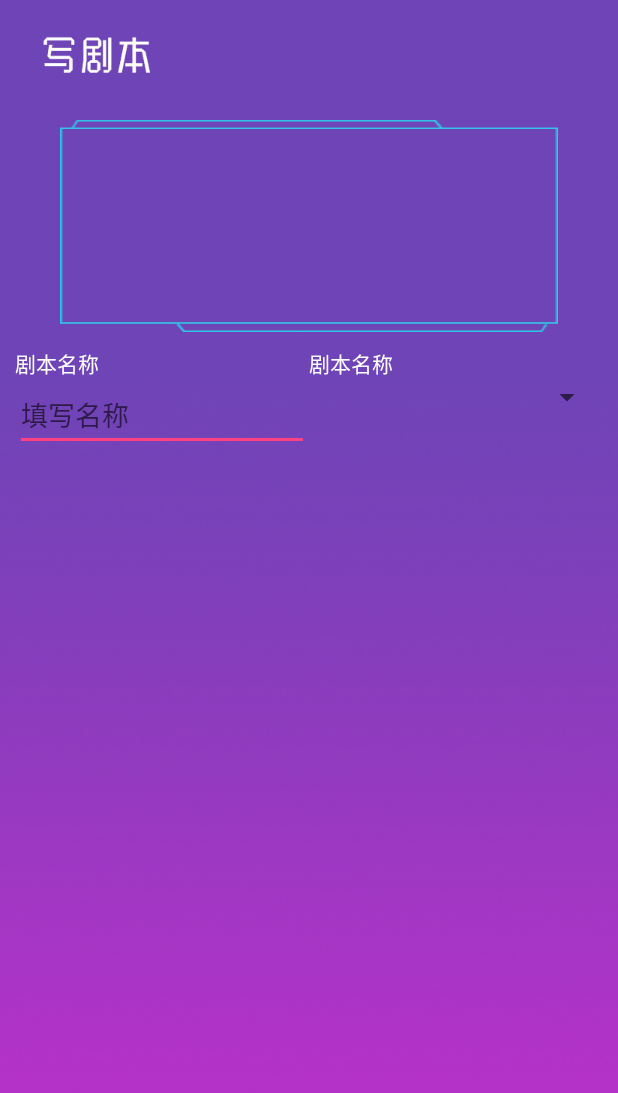
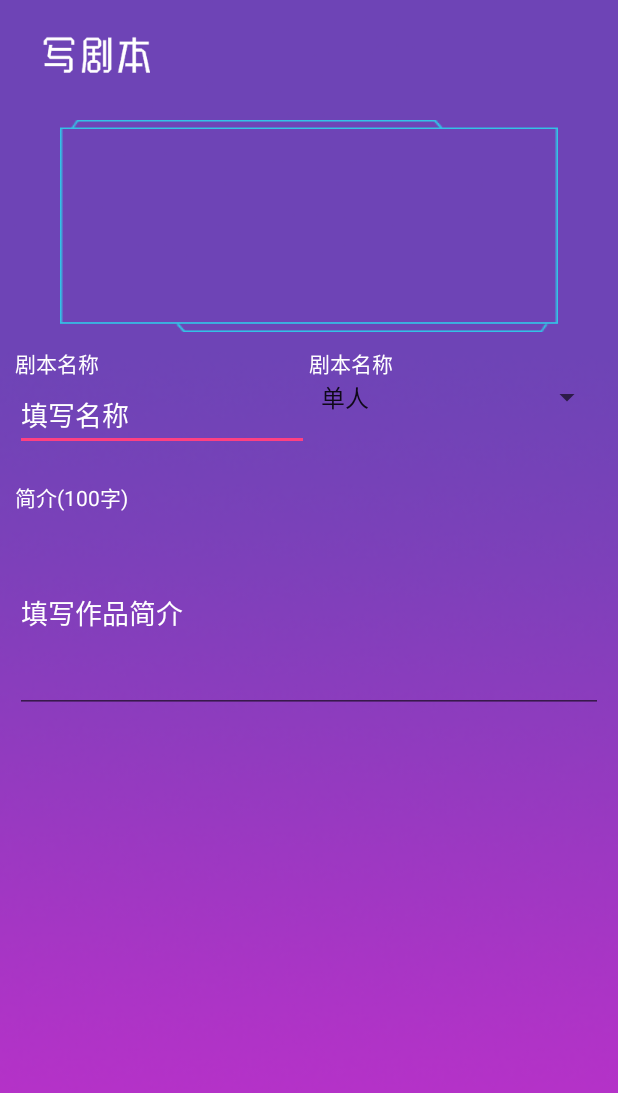
Before and after one commit to respectupper/android, an Android app: the SimpleFragment screen opened directly, with no data from a screen before it, on a phone screen of 412 x 824 dp. Shown: the top 1093 px of the screen. Run offline under Robolectric (Android 15) with nearby library versions, the phone set to English and light mode, and no system bars; our stand-ins replace ButterKnife, CircleImageView; libraries missing offline, so code that uses them is left out: rx.functions; 4 statements that could not run were skipped.

Commit message:
写剧本一级雏形

```diff
--- a/app/src/main/java/com/hhtxproject/piafriendscollege/NavFragment/WriteScript/fragment/SimpleFragment.java
+++ b/app/src/main/java/com/hhtxproject/piafriendscollege/NavFragment/WriteScript/fragment/SimpleFragment.java
@@ -4,23 +4,14 @@ package com.hhtxproject.piafriendscollege.NavFragment.WriteScript.fragment;
 import android.os.Bundle;
 import android.support.annotation.Nullable;
 import android.support.v4.app.Fragment;
-import android.text.Editable;
-import android.text.TextUtils;
-import android.text.TextWatcher;
 import android.view.LayoutInflater;
-import android.view.MotionEvent;
 import android.view.View;
 import android.view.ViewGroup;
-import android.view.inputmethod.InputMethodManager;
-import android.widget.AdapterView;
-import android.widget.EditText;
-import android.widget.LinearLayout;
+import android.widget.ImageView;
 import android.widget.Spinner;
 import android.widget.TextView;
-import android.widget.Toast;
 
 import com.hhtxproject.piafriendscollege.Entity.event.JumpEvent;
-import com.hhtxproject.piafriendscollege.Entity.event.SimpleDataEvent;
 import com.hhtxproject.piafriendscollege.R;
 import com.hhtxproject.piafriendscollege.Rx.RxBus;
 
@@ -28,20 +19,16 @@ import butterknife.BindView;
 import butterknife.ButterKnife;
 import butterknife.Unbinder;
 
-import static android.content.Context.INPUT_METHOD_SERVICE;
-
 /**
  * A simple {@link Fragment} subclass.
  */
 public class SimpleFragment extends Fragment {
 
+    Unbinder unbinder;
+    @BindView(R.id.image)
+    ImageView image;
     @BindView(R.id.spinner)
     Spinner spinner;
-    Unbinder unbinder;
-    @BindView(R.id.toolbar_title)
-    TextView toolbarTitle;
-    @BindView(R.id.toolbar_title_right)
-    TextView toolbarTitleRight;
 
     public SimpleFragment() {
         // Required empty public constructor
@@ -61,8 +48,6 @@ public class SimpleFragment extends Fragment {
         // Inflate the layout for this fragment
         View view = inflater.inflate(R.layout.fragment_simple, container, false);
         unbinder = ButterKnife.bind(this, view);
-        setToolber();
-        setJump();
         return view;
     }
 
@@ -82,38 +67,41 @@ public class SimpleFragment extends Fragment {
         unbinder.unbind();
     }
 
-    private void setToolber(){
-        toolbarTitle.setText("返回");
-        toolbarTitleRight.setText("下一步");
-        toolbarTitle.setVisibility(View.VISIBLE);
-        toolbarTitleRight.setVisibility(View.VISIBLE);
-    }
+//    private void setToolber() {
+//        toolbarTitle.setText("返回");
+//        toolbarTitleRight.setText("下一步");
+//        toolbarTitle.setVisibility(View.VISIBLE);
+//        toolbarTitleRight.setVisibility(View.VISIBLE);
+//    }
 
-    private void setJump(){
-        toolbarTitle.setOnClickListener(new View.OnClickListener() {
-            @Override
-            public void onClick(View view) {
-                RxBus.getDefault().post(new JumpEvent(-1));
-            }
-        });
+//    private void setJump() {
+//        toolbarTitle.setOnClickListener(new View.OnClickListener() {
+//            @Override
+//            public void onClick(View view) {
+//                RxBus.getDefault().post(new JumpEvent(-1));
+//            }
+//        });
+//
+//        toolbarTitleRight.setOnClickListener(new View.OnClickListener() {
+//            @Override
+//            public void onClick(View view) {
+////                if (TextUtils.isEmpty(aname)){
+////                    Toast.makeText(getContext(),"剧本名不能为空",Toast.LENGTH_SHORT).show();
+////                }else if (TextUtils.isEmpty(aclasss)){
+////                    Toast.makeText(getContext(),"剧本种类不能为空",Toast.LENGTH_SHORT).show();
+////                }else if (TextUtils.isEmpty(atitles)){
+////                    Toast.makeText(getContext(),"剧本标题不能为空",Toast.LENGTH_SHORT).show();
+////                }else if (TextUtils.isEmpty(aintroduce)){
+////                    Toast.makeText(getContext(),"剧本简介不能为空",Toast.LENGTH_SHORT).show();
+////                }else {
+////                    RxBus.getDefault().post(new JumpEvent(0));
+////                    SimpleDataEvent event = new SimpleDataEvent();
+////                    RxBus.getDefault().post(event);
+////                }
+//            }
+//        });
+//    }
+    private void setSpinner(){
 
-        toolbarTitleRight.setOnClickListener(new View.OnClickListener() {
-            @Override
-            public void onClick(View view) {
-//                if (TextUtils.isEmpty(aname)){
-//                    Toast.makeText(getContext(),"剧本名不能为空",Toast.LENGTH_SHORT).show();
-//                }else if (TextUtils.isEmpty(aclasss)){
-//                    Toast.makeText(getContext(),"剧本种类不能为空",Toast.LENGTH_SHORT).show();
-//                }else if (TextUtils.isEmpty(atitles)){
-//                    Toast.makeText(getContext(),"剧本标题不能为空",Toast.LENGTH_SHORT).show();
-//                }else if (TextUtils.isEmpty(aintroduce)){
-//                    Toast.makeText(getContext(),"剧本简介不能为空",Toast.LENGTH_SHORT).show();
-//                }else {
-//                    RxBus.getDefault().post(new JumpEvent(0));
-//                    SimpleDataEvent event = new SimpleDataEvent();
-//                    RxBus.getDefault().post(event);
-//                }
-            }
-        });
     }
 }
--- a/app/src/main/res/layout/fragment_simple.xml
+++ b/app/src/main/res/layout/fragment_simple.xml
@@ -47,6 +47,7 @@
                     android:layout_height="wrap_content" />
                 <EditText
                     android:hint="填写名称"
+                    android:textColorHint="#FFFFFF"
                     android:layout_width="match_parent"
                     android:layout_height="wrap_content" />
             </LinearLayout>
@@ -61,11 +62,32 @@
                     android:layout_width="wrap_content"
                     android:layout_height="wrap_content" />
                 <Spinner
+                    android:id="@+id/spinner"
+                    android:entries="@array/spinner_people_count"
                     android:layout_width="match_parent"
                     android:layout_height="wrap_content">
 
                 </Spinner>
             </LinearLayout>
         </LinearLayout>
+        <LinearLayout
+            android:layout_margin="10dp"
+            android:orientation="vertical"
+            android:layout_width="match_parent"
+            android:layout_height="wrap_content">
+            <TextView
+                android:text="简介(100字)"
+                android:textColor="#FFFFFF"
+                android:layout_width="wrap_content"
+                android:layout_height="wrap_content" />
+            <EditText
+                android:textColorHint="#FFFFFF"
+                android:hint="填写作品简介"
+                android:textColor="#FFFFFF"
+                android:maxLength="100"
+                android:minLines="5"
+                android:layout_width="match_parent"
+                android:layout_height="wrap_content" />
+        </LinearLayout>
     </LinearLayout>
 </FrameLayout>
```
